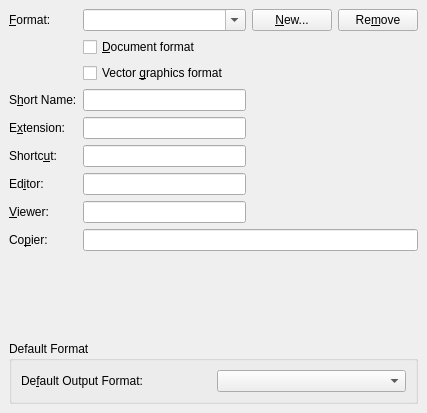
Old version of the form src/frontends/qt4/ui/PrefFileformatsUi.ui in the repository cburschka/lyx.
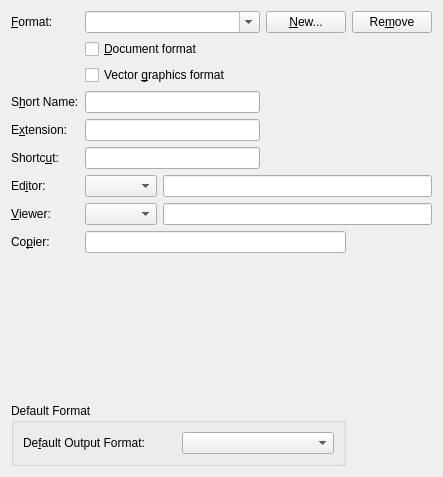
New version of the form.

Commit message: * store all available viewers/editors and allow for an alternative selection in the GUI.

The edit to the form file:
```diff
--- a/src/frontends/qt4/ui/PrefFileformatsUi.ui
+++ b/src/frontends/qt4/ui/PrefFileformatsUi.ui
@@ -1,211 +1,217 @@
 <ui version="4.0" >
  <class>PrefFileformatsUi</class>
- <widget class="QWidget" name="PrefFileformatsUi" >
-  <property name="geometry" >
+ <widget class="QWidget" name="PrefFileformatsUi">
+  <property name="geometry">
    <rect>
     <x>0</x>
     <y>0</y>
-    <width>427</width>
-    <height>413</height>
+    <width>443</width>
+    <height>477</height>
    </rect>
   </property>
-  <property name="windowTitle" >
+  <property name="windowTitle">
    <string/>
   </property>
-  <layout class="QGridLayout" >
-   <property name="margin" >
-    <number>9</number>
-   </property>
-   <property name="spacing" >
-    <number>6</number>
-   </property>
-   <item row="10" column="0" colspan="4" >
-    <widget class="QGroupBox" name="defaultFormatGB" >
-     <property name="toolTip" >
-      <string>Specify the default output format when using (PDF)LaTeX</string>
+  <layout class="QGridLayout" name="gridLayout">
+   <item row="0" column="0">
+    <widget class="QLabel" name="formatsLA">
+     <property name="text">
+      <string>&amp;Format:</string>
      </property>
-     <property name="title" >
-      <string>Default Format</string>
+     <property name="buddy">
+      <cstring>formatsCB</cstring>
      </property>
-     <property name="flat" >
-      <bool>true</bool>
-     </property>
-     <layout class="QGridLayout" >
-      <property name="margin" >
-       <number>9</number>
-      </property>
-      <property name="spacing" >
-       <number>6</number>
-      </property>
-      <item row="0" column="0" >
-       <widget class="QLabel" name="defaultFormatLA" >
-        <property name="text" >
-         <string>De&amp;fault Output Format:</string>
-        </property>
-        <property name="buddy" >
-         <cstring>defaultFormatCB</cstring>
-        </property>
-       </widget>
-      </item>
-      <item row="0" column="1" >
-       <widget class="QComboBox" name="defaultFormatCB" />
-      </item>
-     </layout>
     </widget>
    </item>
-   <item row="9" column="1" >
-    <spacer>
-     <property name="orientation" >
-      <enum>Qt::Vertical</enum>
-     </property>
-     <property name="sizeHint" >
-      <size>
-       <width>124</width>
-       <height>21</height>
-      </size>
-     </property>
-    </spacer>
-   </item>
-   <item row="8" column="1" colspan="3" >
-    <widget class="QLineEdit" name="copierED" />
-   </item>
-   <item row="6" column="1" >
-    <widget class="QLineEdit" name="editorED" />
-   </item>
-   <item row="0" column="2" >
-    <widget class="QPushButton" name="formatNewPB" >
-     <property name="text" >
-      <string>&amp;New...</string>
-     </property>
-    </widget>
-   </item>
-   <item row="0" column="3" >
-    <widget class="QPushButton" name="formatRemovePB" >
-     <property name="text" >
-      <string>Re&amp;move</string>
-     </property>
-    </widget>
-   </item>
-   <item row="5" column="1" >
-    <widget class="QLineEdit" name="shortcutED" />
-   </item>
-   <item row="3" column="1" >
-    <widget class="QLineEdit" name="formatED" />
-   </item>
-   <item row="3" column="0" >
-    <widget class="QLabel" name="formatLA" >
-     <property name="text" >
-      <string>S&amp;hort Name:</string>
-     </property>
-     <property name="buddy" >
-      <cstring>formatED</cstring>
-     </property>
-    </widget>
-   </item>
-   <item row="0" column="1" >
-    <widget class="QComboBox" name="formatsCB" >
-     <property name="sizePolicy" >
-      <sizepolicy>
-       <hsizetype>7</hsizetype>
-       <vsizetype>0</vsizetype>
+   <item row="0" column="1">
+    <widget class="QComboBox" name="formatsCB">
+     <property name="sizePolicy">
+      <sizepolicy hsizetype="Expanding" vsizetype="Fixed">
        <horstretch>0</horstretch>
        <verstretch>0</verstretch>
       </sizepolicy>
      </property>
-     <property name="editable" >
+     <property name="editable">
       <bool>true</bool>
      </property>
-     <property name="maxVisibleItems" >
+     <property name="maxVisibleItems">
       <number>20</number>
      </property>
-     <property name="insertPolicy" >
+     <property name="insertPolicy">
       <enum>QComboBox::InsertAtCurrent</enum>
      </property>
-     <property name="minimumContentsLength" >
+     <property name="minimumContentsLength">
       <number>1</number>
      </property>
     </widget>
    </item>
-   <item row="2" column="1" colspan="3" >
-    <widget class="QCheckBox" name="vectorCB" >
-     <property name="text" >
-      <string>Vector &amp;graphics format</string>
+   <item row="0" column="2">
+    <widget class="QPushButton" name="formatNewPB">
+     <property name="text">
+      <string>&amp;New...</string>
      </property>
     </widget>
    </item>
-   <item row="0" column="0" >
-    <widget class="QLabel" name="formatsLA" >
-     <property name="text" >
-      <string>&amp;Format:</string>
+   <item row="0" column="3">
+    <widget class="QPushButton" name="formatRemovePB">
+     <property name="text">
+      <string>Re&amp;move</string>
      </property>
-     <property name="buddy" >
-      <cstring>formatsCB</cstring>
-     </property>
     </widget>
    </item>
-   <item row="1" column="1" colspan="3" >
-    <widget class="QCheckBox" name="documentCB" >
-     <property name="text" >
+   <item row="1" column="1" colspan="2">
+    <widget class="QCheckBox" name="documentCB">
+     <property name="text">
       <string>&amp;Document format</string>
      </property>
     </widget>
    </item>
-   <item row="7" column="0" >
-    <widget class="QLabel" name="viewerLA" >
-     <property name="text" >
-      <string>&amp;Viewer:</string>
+   <item row="2" column="1" colspan="2">
+    <widget class="QCheckBox" name="vectorCB">
+     <property name="text">
+      <string>Vector &amp;graphics format</string>
      </property>
-     <property name="buddy" >
-      <cstring>viewerED</cstring>
-     </property>
     </widget>
    </item>
-   <item row="7" column="1" >
-    <widget class="QLineEdit" name="viewerED" />
-   </item>
-   <item row="6" column="0" >
-    <widget class="QLabel" name="editorLA" >
-     <property name="text" >
-      <string>Ed&amp;itor:</string>
+   <item row="3" column="0">
+    <widget class="QLabel" name="formatLA">
+     <property name="text">
+      <string>S&amp;hort Name:</string>
      </property>
-     <property name="buddy" >
-      <cstring>editorED</cstring>
+     <property name="buddy">
+      <cstring>formatED</cstring>
      </property>
     </widget>
    </item>
-   <item row="5" column="0" >
-    <widget class="QLabel" name="shortcutLA" >
-     <property name="text" >
-      <string>Shortc&amp;ut:</string>
-     </property>
-     <property name="buddy" >
-      <cstring>shortcutED</cstring>
-     </property>
-    </widget>
+   <item row="3" column="1">
+    <widget class="QLineEdit" name="formatED"/>
    </item>
-   <item row="4" column="0" >
-    <widget class="QLabel" name="extensionLA" >
-     <property name="text" >
+   <item row="4" column="0">
+    <widget class="QLabel" name="extensionLA">
+     <property name="text">
       <string>E&amp;xtension:</string>
      </property>
-     <property name="buddy" >
+     <property name="buddy">
       <cstring>extensionED</cstring>
      </property>
     </widget>
    </item>
-   <item row="4" column="1" >
-    <widget class="QLineEdit" name="extensionED" />
+   <item row="4" column="1">
+    <widget class="QLineEdit" name="extensionED"/>
    </item>
-   <item row="8" column="0" >
-    <widget class="QLabel" name="label" >
-     <property name="text" >
+   <item row="5" column="0">
+    <widget class="QLabel" name="shortcutLA">
+     <property name="text">
+      <string>Shortc&amp;ut:</string>
+     </property>
+     <property name="buddy">
+      <cstring>shortcutED</cstring>
+     </property>
+    </widget>
+   </item>
+   <item row="5" column="1">
+    <widget class="QLineEdit" name="shortcutED"/>
+   </item>
+   <item row="6" column="0">
+    <widget class="QLabel" name="editorLA">
+     <property name="text">
+      <string>Ed&amp;itor:</string>
+     </property>
+     <property name="buddy">
+      <cstring>editorCO</cstring>
+     </property>
+    </widget>
+   </item>
+   <item row="6" column="1" colspan="3">
+    <layout class="QHBoxLayout" name="horizontalLayout_2">
+     <item>
+      <widget class="QComboBox" name="editorCO"/>
+     </item>
+     <item>
+      <widget class="QLineEdit" name="editorED"/>
+     </item>
+    </layout>
+   </item>
+   <item row="7" column="0">
+    <widget class="QLabel" name="viewerLA">
+     <property name="text">
+      <string>&amp;Viewer:</string>
+     </property>
+     <property name="buddy">
+      <cstring>viewerCO</cstring>
+     </property>
+    </widget>
+   </item>
+   <item row="7" column="1" colspan="3">
+    <layout class="QHBoxLayout" name="horizontalLayout">
+     <item>
+      <widget class="QComboBox" name="viewerCO"/>
+     </item>
+     <item>
+      <widget class="QLineEdit" name="viewerED"/>
+     </item>
+    </layout>
+   </item>
+   <item row="8" column="0">
+    <widget class="QLabel" name="label">
+     <property name="text">
       <string>Co&amp;pier:</string>
      </property>
-     <property name="buddy" >
+     <property name="buddy">
       <cstring>copierED</cstring>
      </property>
     </widget>
    </item>
+   <item row="8" column="1" colspan="2">
+    <widget class="QLineEdit" name="copierED"/>
+   </item>
+   <item row="9" column="1">
+    <spacer>
+     <property name="orientation">
+      <enum>Qt::Vertical</enum>
+     </property>
+     <property name="sizeHint" stdset="0">
+      <size>
+       <width>124</width>
+       <height>21</height>
+      </size>
+     </property>
+    </spacer>
+   </item>
+   <item row="10" column="0" colspan="3">
+    <widget class="QGroupBox" name="defaultFormatGB">
+     <property name="toolTip">
+      <string>Specify the default output format when using (PDF)LaTeX</string>
+     </property>
+     <property name="title">
+      <string>Default Format</string>
+     </property>
+     <property name="flat">
+      <bool>true</bool>
+     </property>
+     <layout class="QGridLayout">
+      <property name="margin">
+       <number>9</number>
+      </property>
+      <property name="spacing">
+       <number>6</number>
+      </property>
+      <item row="0" column="0">
+       <widget class="QLabel" name="defaultFormatLA">
+        <property name="text">
+         <string>De&amp;fault Output Format:</string>
+        </property>
+        <property name="buddy">
+         <cstring>defaultFormatCB</cstring>
+        </property>
+       </widget>
+      </item>
+      <item row="0" column="1">
+       <widget class="QComboBox" name="defaultFormatCB"/>
+      </item>
+     </layout>
+    </widget>
+   </item>
   </layout>
  </widget>
  <tabstops>
```
Left out of the diff: 5 changed lines with no effect on the pictures. The commit also changes 6 other files.
